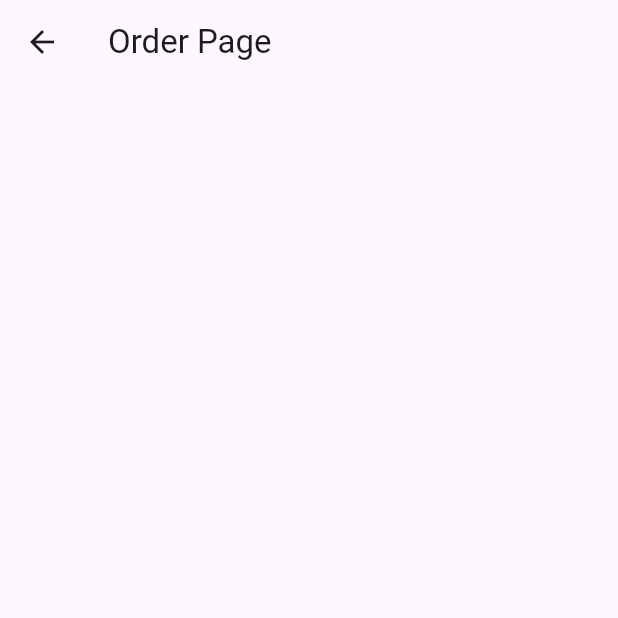
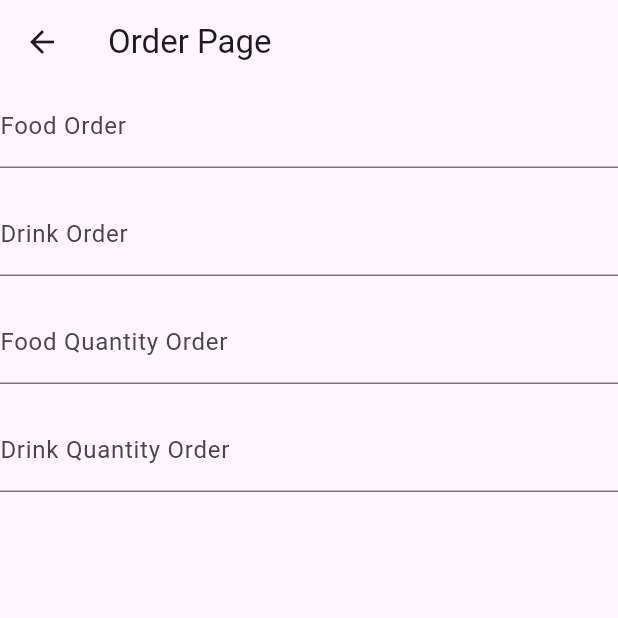
Before and after one commit to Defarrel/20220140033_act4, a Flutter app: the OrderPage screen opened directly, on a phone screen of 412 x 824 dp, the top half of it. Run offline on Flutter 3.47's test engine with Material 3 defaults, Android fonts, the phone set to English and light mode, and no system bars.

Commit message:
Menambahkan TextFromField untuk makanan,minuman,jumlahmakanan, dan jumlahminuman

```diff
--- a/lib/page/order_page.dart
+++ b/lib/page/order_page.dart
@@ -27,7 +27,57 @@ class _OrderPageState extends State<OrderPage> {
   Widget build(BuildContext context) {
     return Scaffold(
       appBar: AppBar(title: const Text('Order Page')),
-      body: Form(child: Column(spacing: 16, children: [])),
+      body: Form(
+        child: Column(
+          spacing: 16,
+          children: [
+            TextFormField(
+              controller: makananController,
+              decoration: const InputDecoration(labelText: 'Food Order'),
+              validator: (value) {
+                if (value == null || value.isEmpty) {
+                  return 'Please enter your food order';
+                }
+                return null;
+              },
+            ),
+            TextFormField(
+              controller: minumanController,
+              decoration: const InputDecoration(labelText: 'Drink Order'),
+              validator: (value) {
+                if (value == null || value.isEmpty) {
+                  return 'Please enter your drink order';
+                }
+                return null;
+              },
+            ),
+            TextFormField(
+              controller: jumlahMakananController,
+              decoration: const InputDecoration(
+                labelText: 'Food Quantity Order',
+              ),
+              validator: (value) {
+                if (value == null || value.isEmpty) {
+                  return 'Please enter your food quantity';
+                }
+                return null;
+              },
+            ),
+            TextFormField(
+              controller: jumlahMinumanController,
+              decoration: const InputDecoration(
+                labelText: 'Drink Quantity Order',
+              ),
+              validator: (value) {
+                if (value == null || value.isEmpty) {
+                  return 'Please enter your drink quantity';
+                }
+                return null;
+              },
+            ),
+          ],
+        ),
+      ),
     );
   }
 }
```
